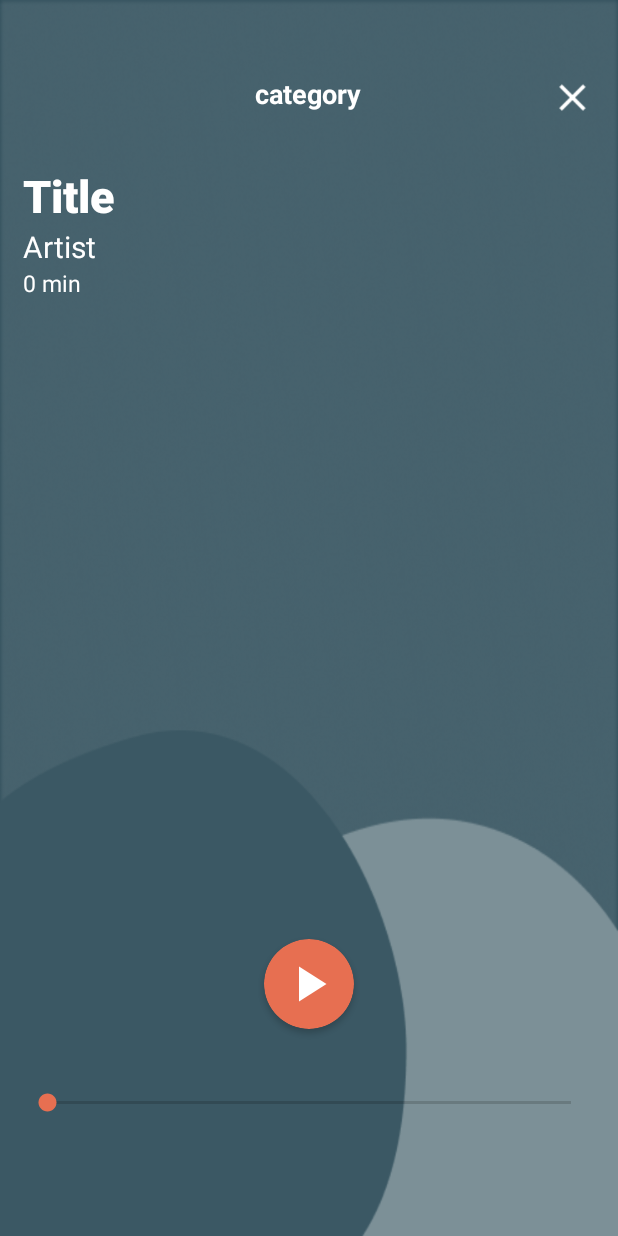
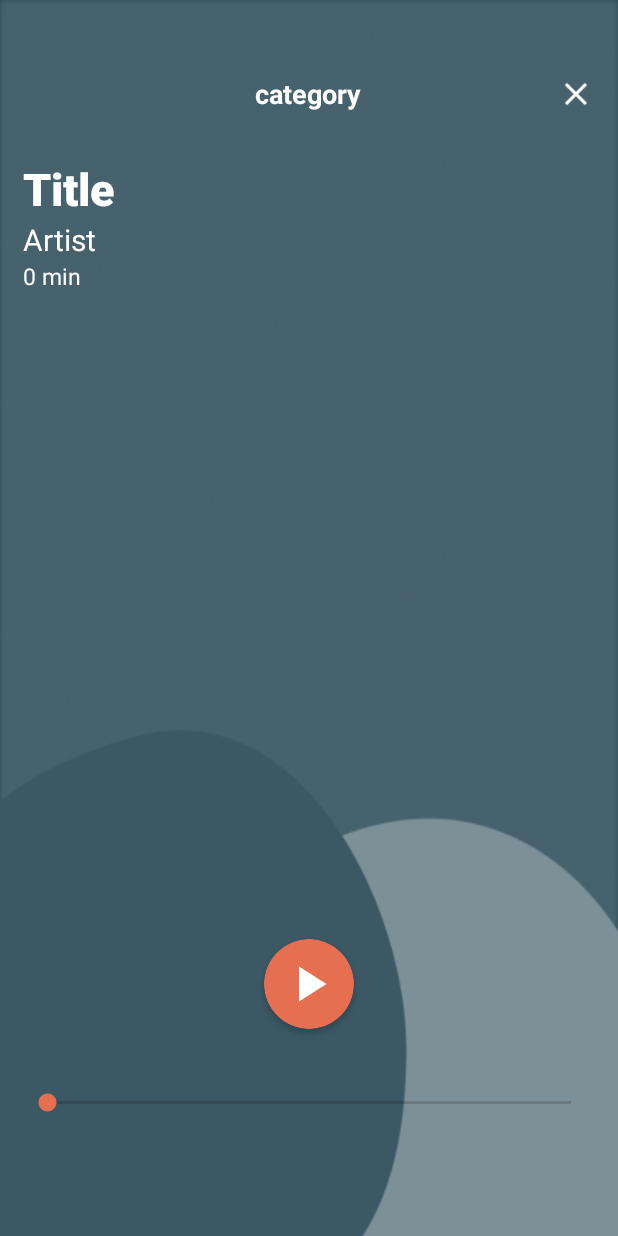
Before and after one commit to joelchunsheng/Meditate, an Android app: the layout activity_meditation.xml on its own in the app's theme, with its tools: preview values and no code run, on a phone screen of 412 x 824 dp. Run offline under Robolectric (Android 15) with nearby library versions, the light colour scheme and no system bars.

Commit message:
rezise exit image

```diff
--- a/app/src/main/res/layout/activity_meditation.xml
+++ b/app/src/main/res/layout/activity_meditation.xml
@@ -32,8 +32,8 @@
 
         <ImageView
             android:id="@+id/meditateExit"
-            android:layout_width="30dp"
-            android:layout_height="30dp"
+            android:layout_width="25dp"
+            android:layout_height="25dp"
             android:src="@drawable/baseline_clear_black_24dp"
             android:tint="@color/colorWhite"
             android:layout_alignParentRight="true"/>
```
